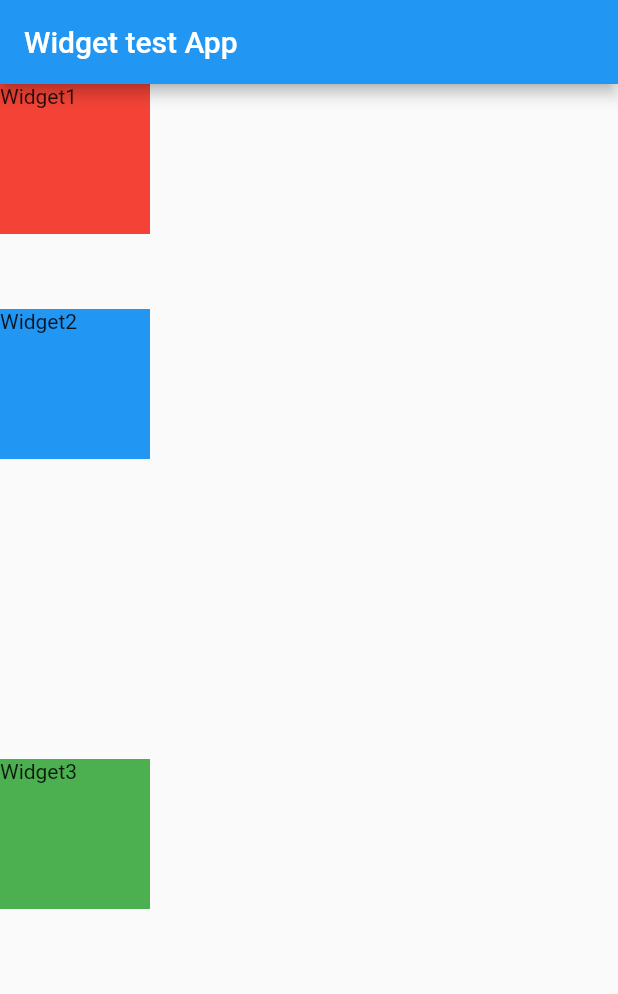
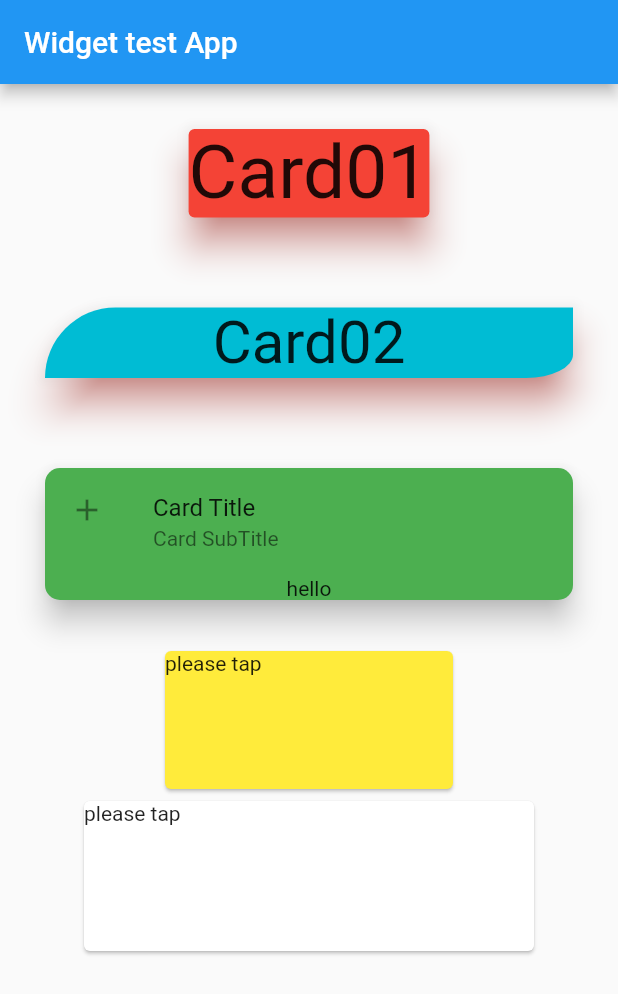
Before and after one commit to trm11tkr/Widget_practice, a Flutter app: the screen it shows after launch, on a phone screen of 412 x 824 dp. Shown: the top 994 px of the screen. Run offline on Flutter 3.47's test engine with Material 2 defaults, Android fonts, the phone set to English and light mode, and no system bars.

Commit message:
Cardを追加

```diff
--- /dev/null
+++ b/lib/card_practice.dart
@@ -0,0 +1,118 @@
+import 'package:flutter/material.dart';
+
+/// シンプルなCard
+class CardPractice01 extends StatelessWidget {
+  const CardPractice01({Key? key}) : super(key: key);
+
+  @override
+  Widget build(BuildContext context) {
+    return const Card(
+      child: Text(
+        'Card01',
+        style: TextStyle(fontSize: 50),
+      ),
+      color: Colors.red, // Card自体の色
+      margin: EdgeInsets.all(30),
+      elevation: 10, // 影の離れ具合
+      shadowColor: Colors.red, // 影の色
+
+    );
+  }
+}
+
+/// 枠線をアレンジしたCard
+class CardPractice02 extends StatelessWidget {
+  const CardPractice02({Key? key}) : super(key: key);
+
+  @override
+  Widget build(BuildContext context) {
+    return const Card(
+      child: Center(
+        child: Text(
+          'Card02',
+          style: TextStyle(fontSize: 40),
+        ),
+      ),
+      color: Colors.cyan, // Card自体の色
+      margin: EdgeInsets.all(30),
+      elevation: 10, // 影の離れ具合
+      shadowColor: Colors.red, // 影の色
+      shape: RoundedRectangleBorder( // 枠線を変更できる
+        borderRadius: BorderRadius.only(
+          topLeft:Radius.circular(60), // Card左上
+          bottomRight: Radius.elliptical(40, 20), //Card左上
+          // (x, y) -> (元の角から左にどれだけ離れているか, 元の角から上にどれだけ離れているか)
+        ),
+      ),
+    );
+  }
+}
+
+/// ListTitleと併用
+class CardPractice03 extends StatelessWidget {
+  const CardPractice03({Key? key}) : super(key: key);
+  @override
+  Widget build(BuildContext context) {
+    return Card(
+      child: Column(
+        children: const [
+          ListTile(
+            leading: Icon(Icons.add),
+            title: Text('Card Title'),
+            subtitle: Text('Card SubTitle'),
+          ),
+          Text('hello'),
+        ],
+      ),
+      color: Colors.green, // Card自体の色
+      margin: const EdgeInsets.all(30),
+      elevation: 8, // 影の離れ具合
+      shadowColor: Colors.black ,// 影の色
+      shape: RoundedRectangleBorder( // 枠線を変更できる
+        borderRadius: BorderRadius.circular(10),
+      ),
+    );
+  }
+}
+
+/// touchした時の動作を追加
+class CardPractice04 extends StatelessWidget {
+  const CardPractice04({Key? key}) : super(key: key);
+  @override
+  Widget build(BuildContext context) {
+    return GestureDetector(
+      child: const SizedBox(
+        width: 200,
+        height: 100,
+        child: Card(
+          color: Colors.yellow,
+          child:  Text('please tap'),
+          ),
+      ),
+      onTap: () => print('hello'),
+    );
+  }
+}
+
+/// touchした時の動作を追加(アニメーションあり)
+class CardPractice05 extends StatelessWidget {
+  const CardPractice05({Key? key}) : super(key: key);
+  @override
+  Widget build(BuildContext context) {
+    return Center(
+      child: Card(
+        child: InkWell(
+          splashColor: Colors.blue.withAlpha(30),
+          onTap: () {
+            debugPrint('Card tapeed');
+          },
+          child: const SizedBox(
+            width: 300,
+            height: 100,
+            child: Text('please tap'),
+          ),
+        ),
+      ),
+    );
+  }
+}
--- a/lib/main.dart
+++ b/lib/main.dart
@@ -1,4 +1,5 @@
 import 'package:flutter/material.dart';
+import 'package:widget_practice/card_practice.dart';
 import 'package:widget_practice/layout_practice.dart';
 import 'container_practice.dart';
 
@@ -20,7 +21,15 @@ class MyApp extends StatelessWidget {
       home: MaterialApp(
         home: Scaffold(
             appBar: AppBar(title: const Text('Widget test App'),),
-            body: SizedBoxPractice(),
+            body: Column(
+              children: const [
+                CardPractice01(),
+                CardPractice02(),
+                CardPractice03(),
+                CardPractice04(),
+                CardPractice05(),
+              ],
+            ),
         ),
       ),
     );
```
